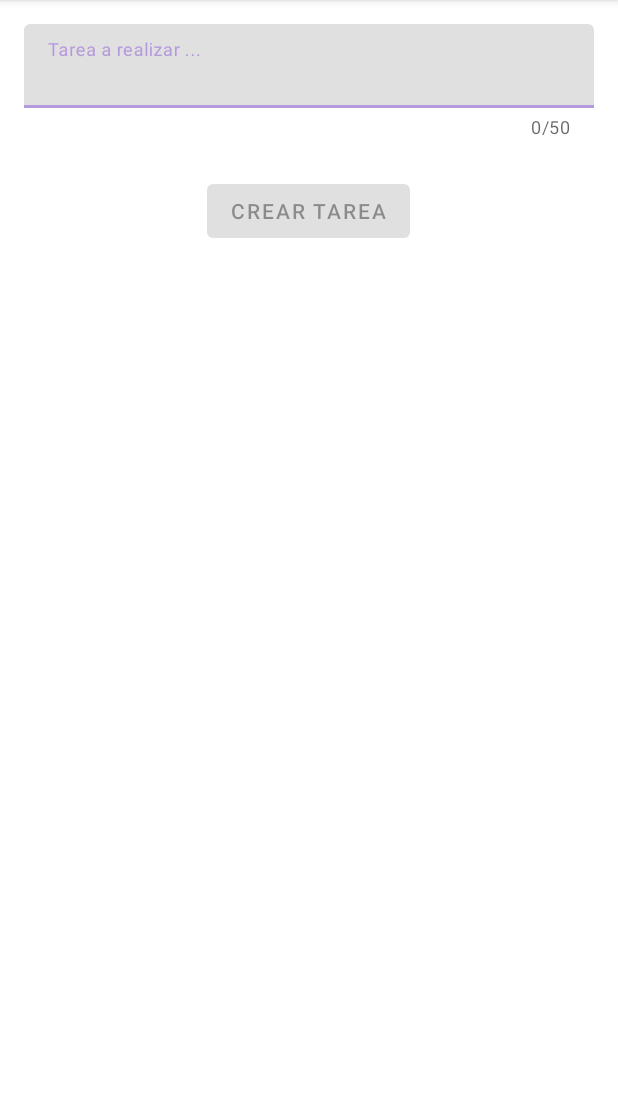
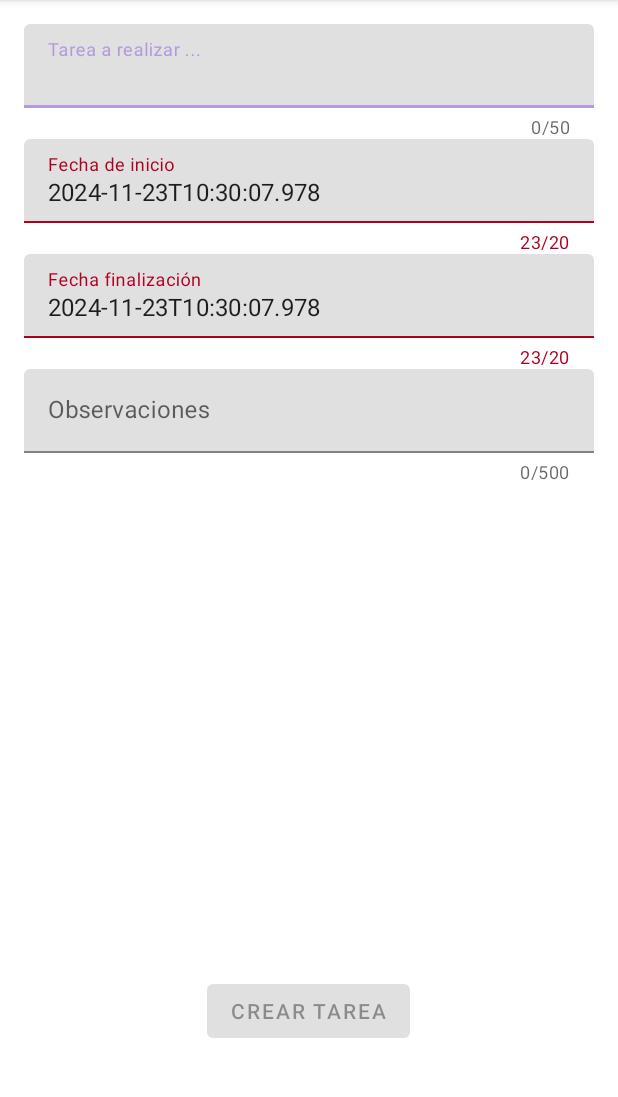
Before and after one commit to VictorHdezMartin/ListaDeTareas, an Android app: the screen it shows after launch (TareasActivity), after a tap on an icon or button, on a phone screen of 412 x 824 dp, the part 84-1181 px from its top. Run offline under Robolectric (Android 15) with nearby library versions, the phone set to English and light mode, and no system bars.

Commit message:
23-11-2024 // error column comentario de la bbdd

```diff
--- a/app/src/main/java/com/example/listadetareas/activities/MainActivity.kt
+++ b/app/src/main/java/com/example/listadetareas/activities/MainActivity.kt
@@ -11,7 +11,6 @@ import android.text.style.StyleSpan
 import androidx.activity.enableEdgeToEdge
 import androidx.appcompat.app.AlertDialog
 import androidx.appcompat.app.AppCompatActivity
-import androidx.core.graphics.toColorInt
 import androidx.core.view.ViewCompat
 import androidx.core.view.WindowInsetsCompat
 import androidx.recyclerview.widget.LinearLayoutManager
@@ -61,10 +60,16 @@ class MainActivity : AppCompatActivity() {
                                 },
 
                        //----  DELETE tarea  ------
-                               {  // borrar tarea
+                               {
                                  val tarea = tareasList[it]
                                  deleteTarea(tarea)
-                               })
+                               },
+
+                      //----- DUPLICAR tarea -----
+                              {
+                                 val tarea = tareasList[it]
+                                 duplicateTarea(tarea)
+                              })
 
         binding.recyclerView.adapter = adapter
         binding.recyclerView.layoutManager = LinearLayoutManager(this, LinearLayoutManager.VERTICAL, false)
@@ -78,10 +83,13 @@ class MainActivity : AppCompatActivity() {
 
     override fun onResume() {
         super.onResume()
+        RealoadItems()                 // Cargamos la lista por si se hubiera añadido una tarea nueva
+    }
 
-        // Cargamos la lista por si se hubiera añadido una tarea nueva
-        tareasList = tareasDAO.findAll().toMutableList()
-        adapter.updateItems(tareasList)
+ // Recargar Items  --------------------------------------------------------------------------------
+    fun RealoadItems(){
+     tareasList = tareasDAO.findAll().toMutableList()
+     adapter.updateItems(tareasList)
     }
 
  // Funcion para cuando marcamos una tarea (finalizada/pendiente)
@@ -91,7 +99,7 @@ class MainActivity : AppCompatActivity() {
         adapter.updateItems(tareasList)
     }
 
-    // Funciona para mostrar un dialogo para borrar la tarea
+ // Funciona para mostrar un dialogo para borrar la tarea
     fun deleteTarea(tarea: class_Tarea) {
 
         var msgCab: String = "¿Estás seguro de querer borrar ésta tarea? \n\n"
@@ -110,6 +118,12 @@ class MainActivity : AppCompatActivity() {
             .setNegativeButton(android.R.string.cancel, null)
             .setIcon(R.drawable.icono_delete)
             .show()
+    }
+
+    // Duplicamos la tarea
+    fun duplicateTarea(tarea: class_Tarea){
+        tareasDAO.insert(tarea)
+        RealoadItems()
     }
 
  // Mostramos la tarea para editarla ---------------------------------------------------------------
--- a/app/src/main/java/com/example/listadetareas/activities/TareasActivity.kt
+++ b/app/src/main/java/com/example/listadetareas/activities/TareasActivity.kt
@@ -9,6 +9,10 @@ import androidx.core.widget.addTextChangedListener
 import com.example.listadetareas.data.entities.class_Tarea
 import com.example.listadetareas.data.providers.Tareas_DAO
 import com.example.listadetareas.databinding.ActivityTareasBinding
+import java.text.SimpleDateFormat
+import java.time.LocalDate
+import java.time.LocalDateTime
+import java.util.Date
 
 class TareasActivity : AppCompatActivity() {
 
@@ -34,48 +38,60 @@ class TareasActivity : AppCompatActivity() {
             insets
         }
 
-        taskDAO = Tareas_DAO(this)                                       // instanciamos la operatividad de DAO para este activity
+        taskDAO = Tareas_DAO(this)                                                          // instanciamos la operatividad de DAO para este activity
 
         // Si nos pasan un id es que queremos editar una tarea existente
         val id = intent.getLongExtra(EXTRA_TASK_ID, -1L)
 
-        var isEdit: Boolean = id != -1L                                          // vemos is editamos la tarea
+        var isEdit: Boolean = id != -1L                                                             // vemos is editamos la tarea
 
         if (isEdit) {
-            tarea = taskDAO.findById(id)!!                                       // buscamos la tarea en cuestión
-            binding.nameTextField.editText?.setText(tarea.name)                  // class_Tarea.name -> TareaTextEdit
+            tarea = taskDAO.findById(id)!!                                                          // buscamos la tarea en cuestión
+            binding.nameTextField.editText?.setText(tarea.name)                                     // class_Tarea.name -> TareaTextEdit
+            binding.fechaStartTextField.editText?.setText(tarea.fechaStart)
+            binding.fechaFinTextField.editText?.setText(tarea.fechaEnd)
+            binding.blogTextField.editText?.setText(tarea.observaciones)
+
             binding.saveButton.setText("Actualizar tarea")
         } else {
-            tarea = class_Tarea(-1, "")                                // tarea nueva
+            tarea = class_Tarea(-1,                                                             // tarea nueva
+                              "",
+                                    LocalDateTime.now().toString(),  // fecha de creación
+                                    LocalDateTime.now().toString(),  // fecha de inicio
+                                    LocalDateTime.now().toString())  // fecha fin
+
+            binding.nameTextField.editText?.setText(tarea.name)                                     // class_Tarea.name -> TareaTextEdit
+            binding.fechaStartTextField.editText?.setText(tarea.fechaStart)
+            binding.fechaFinTextField.editText?.setText(tarea.fechaEnd)
+
             binding.saveButton.setText("Crear tarea")
         }
-
-        enabledSaveButton()                                                     // ¿Habilitar botón guardar tarea?
+        enabledSaveButton()                                                                         // ¿Habilitar botón guardar tarea?
 
      // listener mientrar estamos escribimos  ------------------------------------------------------
         binding.nameTextField.editText?.addTextChangedListener {
-            val nombreTarea = binding.nameTextField.editText?.text.toString()     // TareaEditText -> nombreTarea
+            val nombreTarea = binding.nameTextField.editText?.text.toString()                       // TareaEditText -> nombreTarea
 
-            enabledSaveButton()                                                   // ¿Habilitar botón guardar tarea?
-            checkTamanoTarea(nombreTarea)                                         // comprobamos tamaño encaracteres de la tarea
+            enabledSaveButton()                                                                     // ¿Habilitar botón guardar tarea?
+            checkTamanoTarea(nombreTarea)                                                           // comprobamos tamaño encaracteres de la tarea
         }
 
      // listener al pulsar el botón de guardar
         binding.saveButton.setOnClickListener {
-            val nombreTarea = binding.nameTextField.editText?.text.toString()     // TareaEditText -> nombreTarea
+            val nombreTarea = binding.nameTextField.editText?.text.toString()                       // TareaEditText -> nombreTarea
 
-            if (validarNuevaTarea(nombreTarea) != true) {                         // validamos la tarea (nombreTarea)
+            if (validarNuevaTarea(nombreTarea) != true) {                                           // validamos la tarea (nombreTarea)
                 return@setOnClickListener
             } else {
-                tarea.name = nombreTarea                                          // nombreTarea -> class_Tarea.Name
+                tarea.name = nombreTarea                                                            // nombreTarea -> class_Tarea.Name
 
                 if (isEdit) {
-                    taskDAO.update(tarea)                                         // como existe, la actualizamos
+                    taskDAO.update(tarea)                                                           // como existe, la actualizamos
                 } else {
-                    taskDAO.insert(tarea)                                         // al ser nueva la creamos
+                    taskDAO.insert(tarea)                                                           // al ser nueva la creamos
                 }
 
-                finish()                                                          // salimos del TareasActivity y vamos al MainActivity
+                finish()                                                                            // salimos del TareasActivity y vamos al MainActivity
             }
         }
     }
@@ -111,6 +127,25 @@ class TareasActivity : AppCompatActivity() {
         }
 
      return false
+    }
 
+// Convertir un Long a DateTime  -------------------------------------------------------------------
+    fun convertLongToTime(time: Long): String {
+        val date = Date(time)
+        val format = SimpleDateFormat("yyyy.MM.dd HH:mm")
+        return format.format(date)
+    }
+// Hora del sistema a Long  ------------------------------------------------------------------------
+    fun currentTimeToLong(): Long {
+        return System.currentTimeMillis()
+    }
+// Convertir DateTime a Long  ----------------------------------------------------------------------
+    fun convertDateToLong(date: LocalDate): Long {
+        val df = SimpleDateFormat("yyyy.MM.dd HH:mm")
+        return df.parse(date.toString()).time
+    }
+// Obtenemos la fecha del sistema en Long  ---------------------------------------------------------
+    fun fechaSistemaLong(): LocalDateTime {
+        return LocalDateTime.now()
     }
 }
--- a/app/src/main/java/com/example/listadetareas/adapters/TareasAdapter.kt
+++ b/app/src/main/java/com/example/listadetareas/adapters/TareasAdapter.kt
@@ -1,4 +1,5 @@
 package com.example.listadetareas.adapters
+
 
 import android.view.LayoutInflater
 import android.view.ViewGroup
@@ -7,10 +8,12 @@ import com.example.listadetareas.R
 import com.example.listadetareas.data.entities.class_Tarea
 import com.example.listadetareas.databinding.ItemTareaBinding
 
+
 class TareasAdapter (var items: List<class_Tarea>,
                      val onItemClick: (Int) -> Unit,
                      val onItemCheck: (Int) -> Unit,
-                     val onItemDelete: (Int) -> Unit) : RecyclerView.Adapter<ViewHolder>() {
+                     val onItemDelete: (Int) -> Unit,
+                     val onItemDuplicate: (Int) -> Unit) : RecyclerView.Adapter<ViewHolder>() {
 
     override fun onBindViewHolder(holder: ViewHolder, position: Int) {
 
@@ -19,7 +22,7 @@ class TareasAdapter (var items: List<class_Tarea>,
 
      // cuando hacemos CLICK en el item seleccionado del MainActivity
         holder.itemView.setOnClickListener {
-          //  onItemClick(position)                        // evitamos que al dar click en el item de la tarea nos vaya a su edición
+              onItemClick(position)                        // evitamos que al dar click en el item de la tarea nos vaya a su edición
         }
      // cuando hacemos click en el CHECKBOX del item en el MainActivity
         holder.binding.doneCheckBox.setOnCheckedChangeListener { checkBox, isChecked ->
@@ -31,9 +34,13 @@ class TareasAdapter (var items: List<class_Tarea>,
         holder.binding.deleteButton.setOnClickListener {
             onItemDelete(position)
         }
-    // cuando hacemos CLICK en el item seleccionado del MainActivity
+     // cuando hacemos CLICK en el item seleccionado del MainActivity
         holder.binding.editButton.setOnClickListener {
             onItemClick(position)
+        }
+     // Cuando hacemos click al boton DUPLICAR del item en el MainActivity
+        holder.binding.copyButton.setOnClickListener {
+            onItemDuplicate(position)
         }
     }
 
--- a/app/src/main/java/com/example/listadetareas/data/entities/Class_Tarea.kt
+++ b/app/src/main/java/com/example/listadetareas/data/entities/Class_Tarea.kt
@@ -1,20 +1,22 @@
 package com.example.listadetareas.data.entities
 
-data class class_Tarea (
+data class class_Tarea(
     val id: Long,
     var name: String,
-    var fechaCreate: Long,
-    var fechaStart: Long,
-    var fechaEnd: Long,
+    var fechaCreate: String = "",
+    var fechaStart: String = "",
+    var fechaEnd: String = "",
+    var observaciones: String = "",
     var done: Boolean = false){
 
     companion object {
-        const val TABLE_NAME         = "TBL_Tareas"
-        const val COLUMN_ID          = "id"
-        const val COLUMN_NAME        = "nombreTarea"
-        const val COLUMN_FECHACREATE = "fechaCreacion"
-        const val COLUMN_FECHASTART  = "fechaInicio"
-        const val COLUMN_FECHAEND    = "fechaFin"
-        const val COLUMN_DONE        = "realizada"
+        const val TABLE_NAME           = "TBL_Tareas"
+        const val COLUMN_ID            = "id"
+        const val COLUMN_NAME          = "nombreTarea"
+        const val COLUMN_FECHACREATE   = "fechaCreacion"
+        const val COLUMN_FECHASTART    = "fechaInicio"
+        const val COLUMN_FECHAEND      = "fechaFin"
+        const val COLUMN_OBSERVACIONES = "comentario"
+        const val COLUMN_DONE          = "realizada"
     }
 }
--- /dev/null
+++ b/app/src/main/res/drawable/icono_copiar.xml
@@ -0,0 +1,5 @@
+<vector xmlns:android="http://schemas.android.com/apk/res/android" android:height="24dp" android:tint="#000000" android:viewportHeight="24" android:viewportWidth="24" android:width="24dp">
+
+    <path android:fillColor="@android:color/white" android:pathData="M16,1L4,1c-1.1,0 -2,0.9 -2,2v14h2L4,3h12L16,1zM15,5l6,6v10c0,1.1 -0.9,2 -2,2L7.99,23C6.89,23 6,22.1 6,21l0.01,-14c0,-1.1 0.89,-2 1.99,-2h7zM14,12h5.5L14,6.5L14,12z"/>
+
+</vector>
--- a/app/src/main/res/layout/activity_tareas.xml
+++ b/app/src/main/res/layout/activity_tareas.xml
@@ -26,7 +26,45 @@
             <com.google.android.material.textfield.TextInputEditText
                 android:layout_width="match_parent"
                 android:layout_height="wrap_content" />
+        </com.google.android.material.textfield.TextInputLayout>
 
+        <com.google.android.material.textfield.TextInputLayout
+            android:id="@+id/fechaStartTextField"
+            android:layout_width="match_parent"
+            android:layout_height="wrap_content"
+            android:hint="Fecha de inicio"
+            app:counterEnabled="true"
+            app:counterMaxLength="20">
+
+            <com.google.android.material.textfield.TextInputEditText
+                android:layout_width="match_parent"
+                android:layout_height="wrap_content" />
+        </com.google.android.material.textfield.TextInputLayout>
+
+        <com.google.android.material.textfield.TextInputLayout
+            android:id="@+id/fechaFinTextField"
+            android:layout_width="match_parent"
+            android:layout_height="wrap_content"
+            android:hint="Fecha finalización"
+            app:counterEnabled="true"
+            app:counterMaxLength="20">
+
+            <com.google.android.material.textfield.TextInputEditText
+                android:layout_width="match_parent"
+                android:layout_height="wrap_content" />
+        </com.google.android.material.textfield.TextInputLayout>
+
+        <com.google.android.material.textfield.TextInputLayout
+            android:id="@+id/blogTextField"
+            android:layout_width="match_parent"
+            android:layout_height="380dp"
+            android:hint="Observaciones"
+            app:counterEnabled="true"
+            app:counterMaxLength="500">
+
+            <com.google.android.material.textfield.TextInputEditText
+                android:layout_width="match_parent"
+                android:layout_height="wrap_content" />
         </com.google.android.material.textfield.TextInputLayout>
 
         <Button
--- a/gradle/libs.versions.toml
+++ b/gradle/libs.versions.toml
@@ -1,5 +1,5 @@
 [versions]
-agp = "8.3.0"
+agp = "8.6.0"
 kotlin = "1.9.0"
 coreKtx = "1.15.0"
 junit = "4.13.2"
```
Also changed, not shown: app/src/main/java/com/example/listadetareas/data/providers/Tareas_DAO.kt (+52 -16 lines), app/src/main/res/layout/item_tarea.xml (+8 -0 lines).
